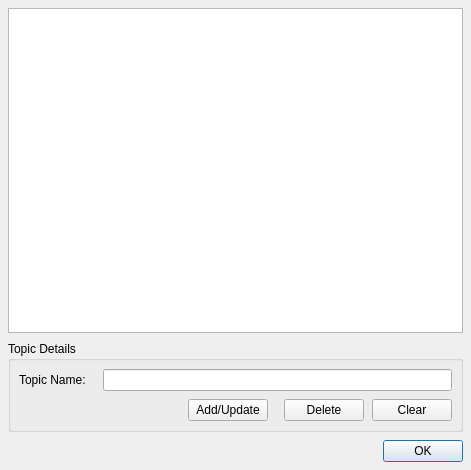
Above: resources/forms/topicsdialog.ui from zonArt/openlp before the change. Below: the same form after it.
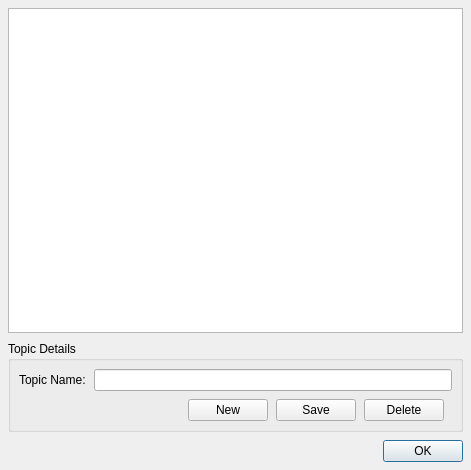
That is the form after the change. Icons and pictures are not drawn.

Commit message: Fixed the displayResults method of SongMediaItem to display 1 song + all authors, rather than an instance of a song for each author of that song. Fixed up the topics management dialog a bit. Corrected the spacing on the eventreceiver.py file. Corrected the calling of the receiver to use the static methods without creating an instance of the Receiver class each time.

The edit to the form file:
```diff
--- a/resources/forms/topicsdialog.ui
+++ b/resources/forms/topicsdialog.ui
@@ -38,10 +38,10 @@
         </property>
        </widget>
       </item>
-      <item row="0" column="1" colspan="5" >
+      <item row="0" column="1" colspan="6" >
        <widget class="QLineEdit" name="TopicNameEdit" />
       </item>
-      <item row="1" column="0" colspan="2" >
+      <item row="1" column="0" colspan="3" >
        <spacer name="ButtonsSpacer" >
         <property name="orientation" >
          <enum>Qt::Horizontal</enum>
@@ -54,7 +54,7 @@
         </property>
        </spacer>
       </item>
-      <item row="1" column="4" >
+      <item row="1" column="5" >
        <widget class="QPushButton" name="DeleteButton" >
         <property name="toolTip" >
          <string>Delete Author</string>
@@ -68,13 +68,13 @@
         </property>
        </widget>
       </item>
-      <item row="1" column="2" >
+      <item row="1" column="4" >
        <widget class="QPushButton" name="AddUpdateButton" >
         <property name="toolTip" >
          <string>Add Update Author</string>
         </property>
         <property name="text" >
-         <string>Add/Update</string>
+         <string>Save</string>
         </property>
         <property name="icon" >
          <iconset resource="../images/openlp-2.qrc" >
@@ -82,13 +82,13 @@
         </property>
        </widget>
       </item>
-      <item row="1" column="5" >
+      <item row="1" column="3" >
        <widget class="QPushButton" name="ClearButton" >
         <property name="toolTip" >
          <string>Clear Selection</string>
         </property>
         <property name="text" >
-         <string>Clear</string>
+         <string>New</string>
         </property>
         <property name="icon" >
          <iconset resource="../images/openlp-2.qrc" >
```
Left out of the diff: 4 changed lines with no effect on the pictures. The commit also changes 6 other files.
